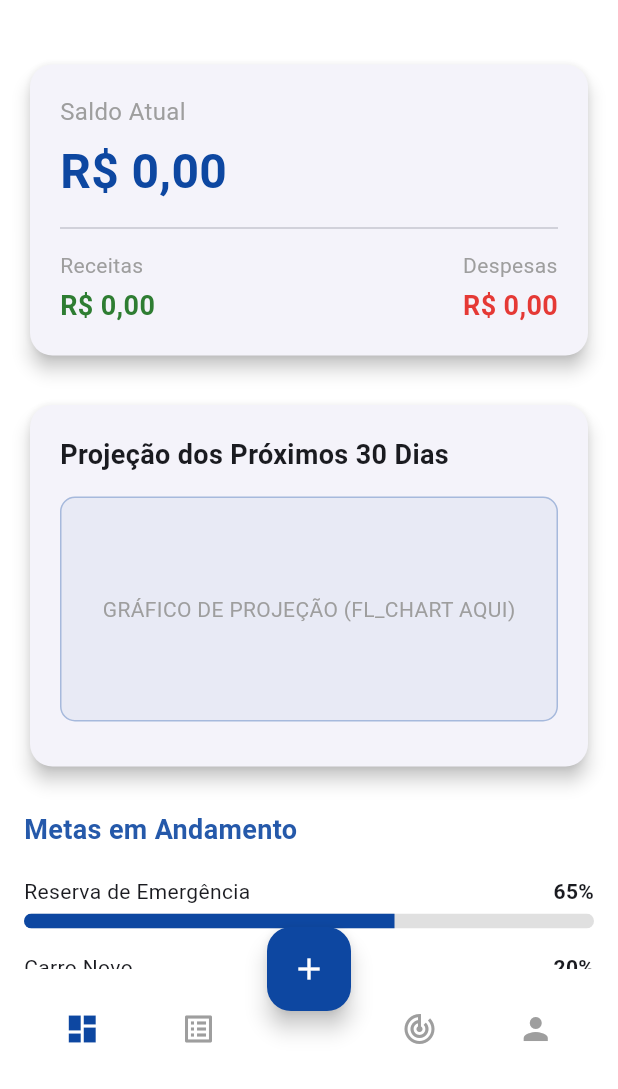
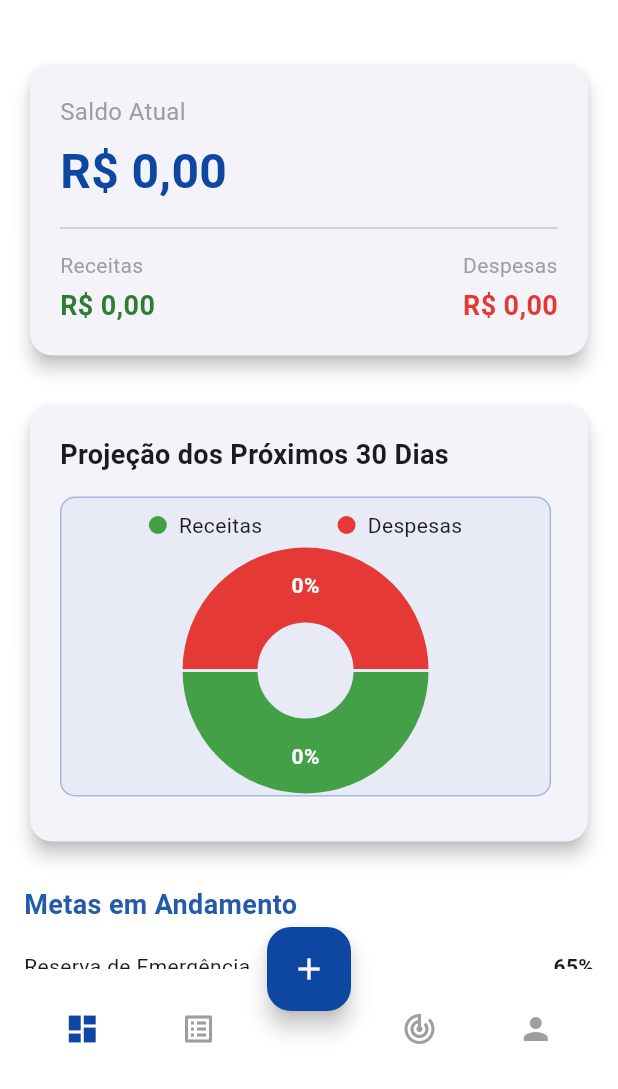
Before and after one commit to ChristianSRocha/horizon_finance, a Flutter app: the DashboardScreen screen opened directly, on a phone screen of 412 x 824 dp, the part 147-1236 px from its top. Run offline on Flutter 3.47's test engine with Material 3 defaults, Android fonts, the light colour scheme and no system bars; drawn by our look-alikes of fl_chart; our stand-ins replace flutter_riverpod, freezed_annotation, supabase_flutter; missing offline and left inert: gotrue; accounts and stored records are empty.

Commit message:
Inserido gráfico na tela de dashboard

```diff
--- a/lib/screens/dashboard/dashboard_screen.dart
+++ b/lib/screens/dashboard/dashboard_screen.dart
@@ -2,10 +2,12 @@ import 'dart:developer' as developer;
 import 'package:flutter/material.dart';
 import 'package:horizon_finance/widgets/bottom_nav_menu.dart';
 import 'package:flutter_riverpod/flutter_riverpod.dart';
-import 'package:supabase_flutter/supabase_flutter.dart' hide Provider, AuthState;
+import 'package:supabase_flutter/supabase_flutter.dart'
+    hide Provider, AuthState;
 import 'package:horizon_finance/features/transactions/services/transaction_service.dart';
 import 'package:horizon_finance/features/transactions/models/transactions.dart';
 import 'package:horizon_finance/screens/transaction/transaction_form_screen.dart';
+import 'package:horizon_finance/widgets/pie_chart_widget.dart';
 
 class DashboardScreen extends ConsumerStatefulWidget {
   const DashboardScreen({super.key});
@@ -31,7 +33,6 @@ class _DashboardScreenState extends ConsumerState<DashboardScreen> {
   }
 
   Future<void> _loadData() async {
-
     setState(() {
       _isLoading = true;
       _errorMessage = null;
@@ -47,7 +48,6 @@ class _DashboardScreenState extends ConsumerState<DashboardScreen> {
 
       final dashboardData = await transactionService.getDashboardData();
 
-
       if (mounted) {
         setState(() {
           _saldoAtual = dashboardData.saldoAtual;
@@ -56,9 +56,7 @@ class _DashboardScreenState extends ConsumerState<DashboardScreen> {
           _ultimasTransacoes = dashboardData.ultimasTransacoes;
           _isLoading = false;
         });
-
       }
-
     } catch (e) {
       if (mounted) {
         setState(() {
@@ -79,7 +77,6 @@ class _DashboardScreenState extends ConsumerState<DashboardScreen> {
         );
       }
     }
-
   }
 
   String _formatCurrency(double value) {
@@ -162,16 +159,15 @@ class _DashboardScreenState extends ConsumerState<DashboardScreen> {
 
       floatingActionButton: FloatingActionButton(
         onPressed: () async {
-
           await Navigator.of(context).push(
             MaterialPageRoute(
-              builder: (context) => const TransactionFormScreen(initialType: TransactionType.despesa),
+              builder: (context) => const TransactionFormScreen(
+                  initialType: TransactionType.despesa),
             ),
           );
 
           _loadData();
         },
-
         backgroundColor: primaryBlue,
         child: const Icon(Icons.add, color: Colors.white),
       ),
@@ -303,16 +299,17 @@ class _DashboardScreenState extends ConsumerState<DashboardScreen> {
             ),
             const SizedBox(height: 15),
             Container(
-              height: 150,
+              height: 200,
               decoration: BoxDecoration(
                 color: primaryBlue.withOpacity(0.05),
                 borderRadius: BorderRadius.circular(10),
                 border: Border.all(color: primaryBlue.withOpacity(0.3)),
               ),
-              alignment: Alignment.center,
-              child: const Text(
-                'GRÁFICO DE PROJEÇÃO (FL_CHART AQUI)',
-                style: TextStyle(color: Colors.grey),
+              padding: const EdgeInsets.all(8),
+              // Usando o novo widget de pie chart
+              child: DashboardPieChart(
+                receitas: _receitasMes,
+                despesas: _despesasMes,
               ),
             ),
             const SizedBox(height: 10),
@@ -393,7 +390,6 @@ class _DashboardScreenState extends ConsumerState<DashboardScreen> {
           ],
         ),
         const SizedBox(height: 10),
-
         if (_ultimasTransacoes.isEmpty)
           Card(
             elevation: 1,
@@ -402,7 +398,8 @@ class _DashboardScreenState extends ConsumerState<DashboardScreen> {
               child: Center(
                 child: Column(
                   children: [
-                    Icon(Icons.inbox_outlined, size: 48, color: Colors.grey[400]),
+                    Icon(Icons.inbox_outlined,
+                        size: 48, color: Colors.grey[400]),
                     const SizedBox(height: 8),
                     Text(
                       'Nenhuma transação registrada ainda',
@@ -423,7 +420,8 @@ class _DashboardScreenState extends ConsumerState<DashboardScreen> {
 
   Widget _buildRecentTransaction(Transaction transaction) {
     final isIncome = transaction.tipo == TransactionType.receita;
-    final statusColor = isIncome ? const Color(0xFF2E7D32) : const Color(0xFFE53935);
+    final statusColor =
+        isIncome ? const Color(0xFF2E7D32) : const Color(0xFFE53935);
     final sign = isIncome ? '+' : '-';
 
     // Calcula há quanto tempo foi criada
--- /dev/null
+++ b/lib/widgets/pie_chart_widget.dart
@@ -0,0 +1,98 @@
+import 'package:fl_chart/fl_chart.dart';
+import 'package:flutter/material.dart';
+
+/// Pequeno widget de PieChart para o dashboard.
+/// Mostra Receitas x Despesas com interação de toque.
+class DashboardPieChart extends StatefulWidget {
+  final double receitas;
+  final double despesas;
+
+  const DashboardPieChart(
+      {super.key, required this.receitas, required this.despesas});
+
+  @override
+  State<DashboardPieChart> createState() => _DashboardPieChartState();
+}
+
+class _DashboardPieChartState extends State<DashboardPieChart> {
+  int touchedIndex = -1;
+
+  @override
+  Widget build(BuildContext context) {
+    final total = widget.receitas + widget.despesas;
+    final values = [widget.receitas, widget.despesas];
+    final colors = [Colors.green.shade600, Colors.red.shade600];
+
+    return AspectRatio(
+      aspectRatio: 1.7,
+      child: Column(
+        children: [
+          Row(
+            mainAxisAlignment: MainAxisAlignment.spaceEvenly,
+            children: [
+              _buildIndicator(colors[0], 'Receitas', touchedIndex == 0),
+              _buildIndicator(colors[1], 'Despesas', touchedIndex == 1),
+            ],
+          ),
+          const SizedBox(height: 12),
+          Expanded(
+            child: PieChart(
+              PieChartData(
+                pieTouchData: PieTouchData(
+                  touchCallback: (event, resp) {
+                    setState(() {
+                      if (!event.isInterestedForInteractions ||
+                          resp == null ||
+                          resp.touchedSection == null) {
+                        touchedIndex = -1;
+                        return;
+                      }
+                      touchedIndex = resp.touchedSection!.touchedSectionIndex;
+                    });
+                  },
+                ),
+                sectionsSpace: 2,
+                centerSpaceRadius: 32,
+                sections: List.generate(2, (i) {
+                  final isTouched = i == touchedIndex;
+                  final value = values[i];
+                  final percent = total > 0 ? (value / total * 100) : 0;
+
+                  return PieChartSectionData(
+                    color: colors[i],
+                    value: value <= 0 ? 0.0001 : value,
+                    title: '${percent.toStringAsFixed(0)}%',
+                    radius: isTouched ? 60 : 50,
+                    titleStyle: const TextStyle(
+                      fontSize: 14,
+                      fontWeight: FontWeight.bold,
+                      color: Colors.white,
+                    ),
+                  );
+                }),
+              ),
+            ),
+          ),
+        ],
+      ),
+    );
+  }
+
+  Widget _buildIndicator(Color color, String text, bool isActive) {
+    return Row(
+      children: [
+        Container(
+          width: 12,
+          height: 12,
+          decoration: BoxDecoration(color: color, shape: BoxShape.circle),
+        ),
+        const SizedBox(width: 8),
+        Text(
+          text,
+          style: TextStyle(
+              fontWeight: isActive ? FontWeight.bold : FontWeight.normal),
+        ),
+      ],
+    );
+  }
+}
```
